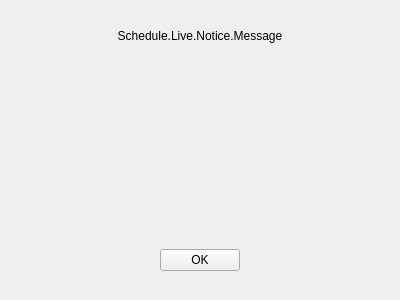
Old version of the form src/prism/main/PLSPlatformApi/PLSScheLiveNotice.ui in the repository naver/prism-live-studio.
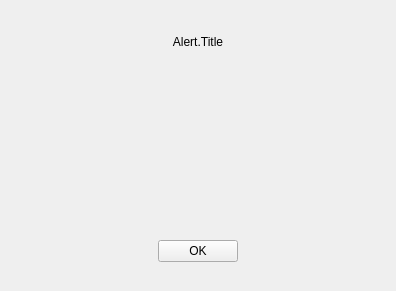
New version of the form.

What changed in the file:
```diff
--- a/src/prism/main/PLSPlatformApi/PLSScheLiveNotice.ui
+++ b/src/prism/main/PLSPlatformApi/PLSScheLiveNotice.ui
@@ -6,8 +6,8 @@
    <rect>
     <x>0</x>
     <y>0</y>
-    <width>400</width>
-    <height>300</height>
+    <width>396</width>
+    <height>291</height>
    </rect>
   </property>
   <property name="windowTitle">
@@ -21,7 +21,7 @@
     <number>19</number>
    </property>
    <property name="topMargin">
-    <number>29</number>
+    <number>35</number>
    </property>
    <property name="rightMargin">
     <number>19</number>
@@ -30,23 +30,57 @@
     <number>29</number>
    </property>
    <item>
-    <widget class="QLabel" name="messageLabel">
-     <property name="text">
-      <string>Schedule.Live.Notice.Message</string>
+    <layout class="QVBoxLayout" name="verticalLayout_3">
+     <property name="topMargin">
+      <number>0</number>
      </property>
-     <property name="alignment">
-      <set>Qt::AlignCenter</set>
+     <property name="bottomMargin">
+      <number>12</number>
      </property>
-    </widget>
+     <item>
+      <widget class="QLabel" name="messageLabel">
+       <property name="text">
+        <string>Alert.Title</string>
+       </property>
+       <property name="textFormat">
+        <enum>Qt::PlainText</enum>
+       </property>
+       <property name="alignment">
+        <set>Qt::AlignCenter</set>
+       </property>
+       <property name="textInteractionFlags">
+        <set>Qt::NoTextInteraction</set>
+       </property>
+      </widget>
+     </item>
+    </layout>
    </item>
    <item>
     <widget class="QFrame" name="infoFrame">
      <layout class="QVBoxLayout" name="verticalLayout_2">
+      <property name="spacing">
+       <number>3</number>
+      </property>
+      <property name="leftMargin">
+       <number>10</number>
+      </property>
+      <property name="topMargin">
+       <number>16</number>
+      </property>
+      <property name="rightMargin">
+       <number>10</number>
+      </property>
+      <property name="bottomMargin">
+       <number>0</number>
+      </property>
       <item>
        <widget class="QLabel" name="scheLiveTitleLabel">
         <property name="text">
          <string/>
         </property>
+        <property name="textFormat">
+         <enum>Qt::PlainText</enum>
+        </property>
         <property name="alignment">
          <set>Qt::AlignCenter</set>
         </property>
@@ -57,11 +91,27 @@
         <property name="text">
          <string/>
         </property>
+        <property name="textFormat">
+         <enum>Qt::PlainText</enum>
+        </property>
         <property name="alignment">
          <set>Qt::AlignCenter</set>
         </property>
        </widget>
       </item>
+      <item>
+       <spacer name="verticalSpacer">
+        <property name="orientation">
+         <enum>Qt::Vertical</enum>
+        </property>
+        <property name="sizeHint" stdset="0">
+         <size>
+          <width>20</width>
+          <height>0</height>
+         </size>
+        </property>
+       </spacer>
+      </item>
      </layout>
     </widget>
    </item>
```
Left out of the diff: 8 changed lines with no effect on the pictures.
